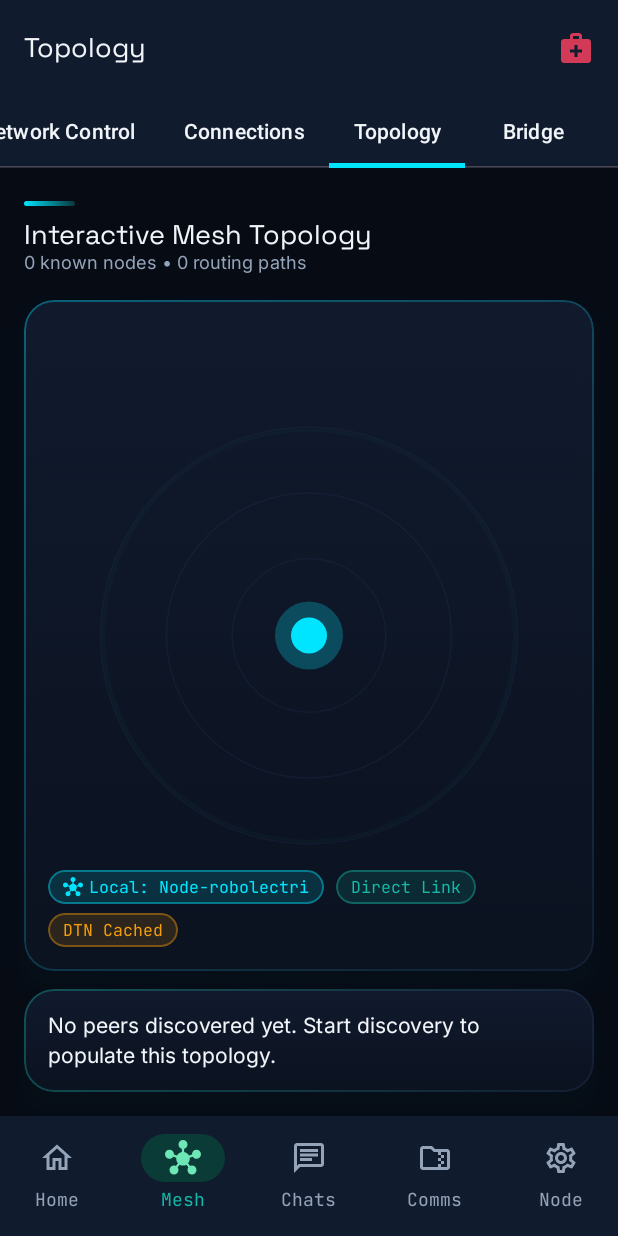
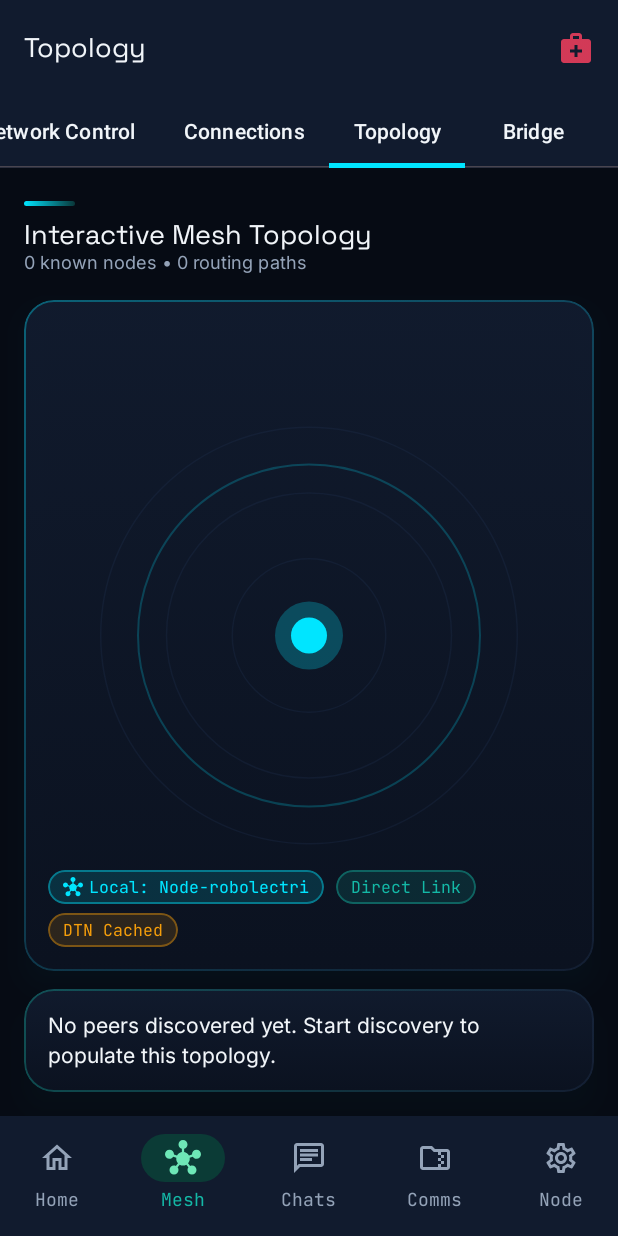
Before and after one commit to abdulraheemnohri/MeshLink, an Android app built with Jetpack Compose: the NetworkMapScreen screen opened through its navigation route, on a phone screen of 412 x 824 dp. Run offline under Robolectric (Android 15) with nearby library versions, the phone set to English and light mode, and no system bars; our stand-ins replace Room's generated code; pictures from the network do not load; 9 statements that could not run were skipped.

Commit message:
Respect reduced motion in mesh topology

```diff
--- a/app/src/main/java/com/example/ui/screens/MeshScreens.kt
+++ b/app/src/main/java/com/example/ui/screens/MeshScreens.kt
@@ -1,11 +1,5 @@
 package com.example.ui.screens
 
-import androidx.compose.animation.core.LinearEasing
-import androidx.compose.animation.core.RepeatMode
-import androidx.compose.animation.core.animateFloat
-import androidx.compose.animation.core.infiniteRepeatable
-import androidx.compose.animation.core.rememberInfiniteTransition
-import androidx.compose.animation.core.tween
 import androidx.compose.foundation.Canvas
 import androidx.compose.foundation.gestures.detectTapGestures
 import androidx.compose.foundation.layout.Arrangement
@@ -508,17 +502,6 @@ fun NetworkMapScreen(
     settings: SettingsEntity = SettingsEntity()
 ) {
     var selectedPeer by remember { mutableStateOf<PeerEntity?>(null) }
-    val pulseTransition = rememberInfiniteTransition(label = "topology_pulse")
-    val pulseProgress by pulseTransition.animateFloat(
-        initialValue = 0f,
-        targetValue = 1f,
-        animationSpec = infiniteRepeatable(
-            animation = tween(2400, easing = LinearEasing),
-            repeatMode = RepeatMode.Restart
-        ),
-        label = "pulse_ring"
-    )
-
     val primaryColor = MaterialTheme.colorScheme.primary
     val secondaryColor = MaterialTheme.colorScheme.secondary
     val tertiaryColor = MaterialTheme.colorScheme.tertiary
@@ -579,12 +562,12 @@ fun NetworkMapScreen(
                             )
                         }
 
-                        // Expanding sonar wave
+                        // Static radar guide: avoids continuous motion and does not imply live radio ranging.
                         drawCircle(
-                            color = primaryColor.copy(alpha = (1f - pulseProgress) * 0.35f),
-                            radius = maxRadius * pulseProgress,
+                            color = primaryColor.copy(alpha = 0.22f),
+                            radius = maxRadius * 0.78f,
                             center = center,
-                            style = androidx.compose.ui.graphics.drawscope.Stroke(width = 3f)
+                            style = androidx.compose.ui.graphics.drawscope.Stroke(width = 2f)
                         )
 
                         val orbit = minOf(size.width, size.height) * 0.34f
```
